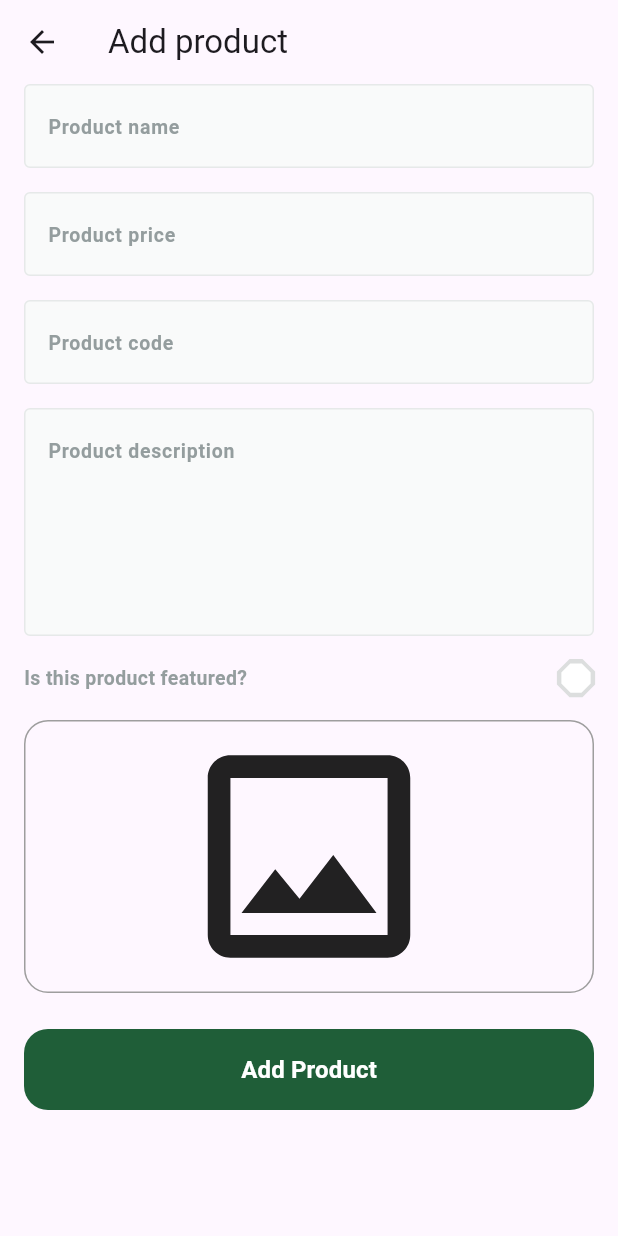
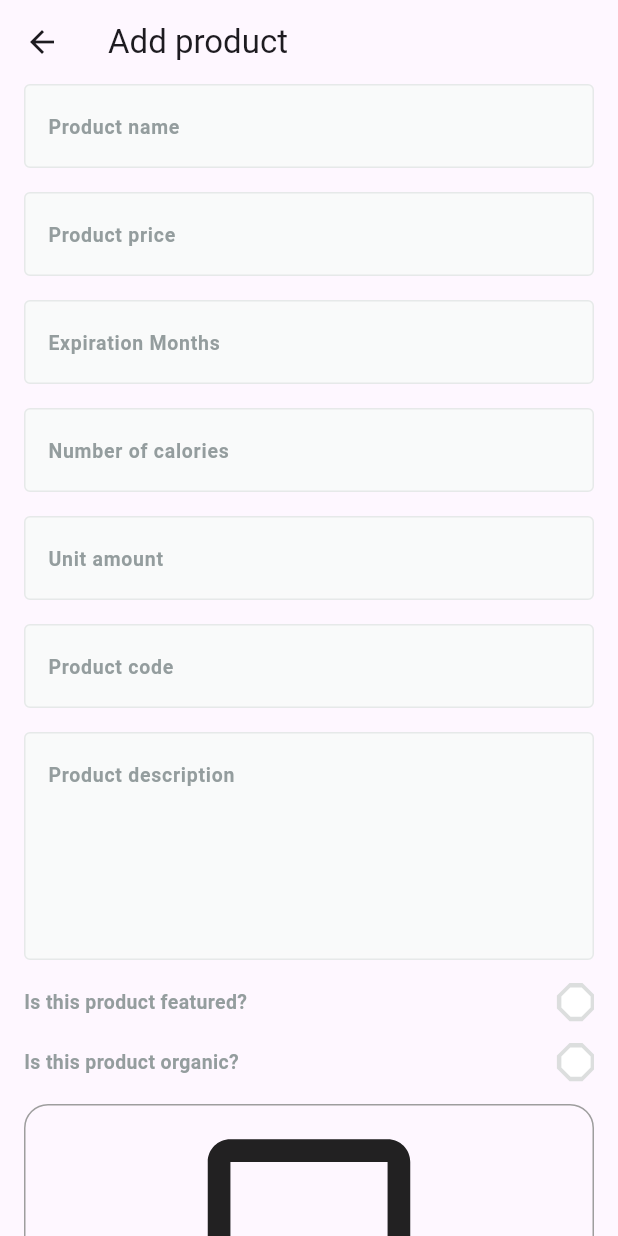
Before and after one commit to MohamedAliShosha/fruits_hub_dashboard, a Flutter app: the AddProductView screen opened directly, on a phone screen of 412 x 824 dp. Run offline on Flutter 3.47's test engine with Material 3 defaults, Android fonts, the phone set to English and light mode, and no system bars; drawn by our look-alikes of modal_progress_hud_nsn, skeletonizer; our stand-ins replace cloud_firestore, dartz, firebase_core, firebase_storage, flutter_bloc, get_it and 1 more; accounts and stored records are empty.

Commit message:
feat(product): Add expiration, organic, and nutritional fields
This commit expands the product model to include more detailed information.

- Adds `expirationMonths`, `isOrganic`, `numberOfCalories`, and `unitAmount` to the `AddProductInputEntity` and `AddProductInputModel`.
- Initializes `averageRating` and `ratingCount` to 0 for new products.
- Updates the "Add Product" form with new text fields and an "Is Organic" checkbox to capture this new data.

```diff
--- a/lib/features/add_product/domain/entities/add_product_input_entity.dart
+++ b/lib/features/add_product/domain/entities/add_product_input_entity.dart
@@ -6,11 +6,19 @@ class AddProductInputEntity {
   final String desc;
   final num price;
   final File image;
+  final String? imageUrl;
   final bool isFeatured;
-  // This url of the image that will be uploaded to DB not the image itself
-  String? imageUrl;
-
+  final int expirationMonths;
+  final bool isOrganic;
+  final num averageRating = 0;
+  final num ratingCount = 0;
+  final int numberOfCalories;
+  final int unitAmount;
   AddProductInputEntity({
+    required this.expirationMonths,
+    this.isOrganic = false,
+    required this.numberOfCalories,
+    required this.unitAmount,
     this.imageUrl,
     required this.name,
     required this.code,
--- a/lib/features/add_product/presentation/widgets/add_product_view_body.dart
+++ b/lib/features/add_product/presentation/widgets/add_product_view_body.dart
@@ -8,6 +8,7 @@ import 'package:fruits_hub_dashboard/features/add_product/domain/entities/add_pr
 import 'package:fruits_hub_dashboard/features/add_product/presentation/manager/product_cubit/add_product_cubit.dart';
 import 'package:fruits_hub_dashboard/features/add_product/presentation/widgets/image_field.dart';
 import 'package:fruits_hub_dashboard/features/add_product/presentation/widgets/is_featured_check_box.dart';
+import 'package:fruits_hub_dashboard/features/add_product/presentation/widgets/is_organic_check_box.dart';
 
 class AddProductViewBody extends StatefulWidget {
   const AddProductViewBody({super.key});
@@ -18,9 +19,10 @@ class AddProductViewBody extends StatefulWidget {
 
 class _AddProductViewBodyState extends State<AddProductViewBody> {
   late String name, code, description;
-  late num price;
+  late num price, expirationMonths, numberOfCalories, unitAmount;
   File? image;
   bool isFeatured = false;
+  bool isOrganic = false;
   final GlobalKey<FormState> formKey = GlobalKey();
   AutovalidateMode autovalidateMode = AutovalidateMode.disabled;
 
@@ -56,6 +58,36 @@ class _AddProductViewBodyState extends State<AddProductViewBody> {
               ),
               CustomTextFormField(
                 onSaved: (value) {
+                  expirationMonths = num.parse(value!);
+                },
+                hintText: 'Expiration Months',
+                textInputType: TextInputType.number,
+              ),
+              const SizedBox(
+                height: 16,
+              ),
+              CustomTextFormField(
+                onSaved: (value) {
+                  numberOfCalories = num.parse(value!);
+                },
+                hintText: 'Number of calories',
+                textInputType: TextInputType.number,
+              ),
+              const SizedBox(
+                height: 16,
+              ),
+              CustomTextFormField(
+                onSaved: (value) {
+                  unitAmount = num.parse(value!);
+                },
+                hintText: 'Unit amount',
+                textInputType: TextInputType.number,
+              ),
+              const SizedBox(
+                height: 16,
+              ),
+              CustomTextFormField(
+                onSaved: (value) {
                   code = value!.toLowerCase();
                 },
                 // A unique code for each product
@@ -84,6 +116,14 @@ class _AddProductViewBodyState extends State<AddProductViewBody> {
               const SizedBox(
                 height: 16,
               ),
+              IsOrganicCheckBox(
+                onChanged: (value) {
+                  isOrganic = value;
+                },
+              ),
+              const SizedBox(
+                height: 16,
+              ),
               ImageField(
                 onFileChanged: (image) {
                   // I used this to differentiate between the one I created above and the one of the image field widget
@@ -100,6 +140,10 @@ class _AddProductViewBodyState extends State<AddProductViewBody> {
                     if (formKey.currentState!.validate()) {
                       formKey.currentState!.save();
                       AddProductInputEntity input = AddProductInputEntity(
+                        expirationMonths: expirationMonths.toInt(),
+                        isOrganic: isOrganic,
+                        numberOfCalories: numberOfCalories.toInt(),
+                        unitAmount: unitAmount.toInt(),
                         name: name,
                         code: code,
                         desc: description,
--- /dev/null
+++ b/lib/features/add_product/presentation/widgets/is_organic_check_box.dart
@@ -0,0 +1,61 @@
+import 'package:flutter/material.dart';
+import 'package:fruits_hub_dashboard/core/utils/app_text_styles.dart';
+import 'package:fruits_hub_dashboard/core/utils/constants.dart';
+import 'package:fruits_hub_dashboard/features/add_product/presentation/widgets/custom_check_box.dart';
+
+class IsOrganicCheckBox extends StatefulWidget {
+  const IsOrganicCheckBox({super.key, required this.onChanged});
+
+  /*
+    - This is a normal callBack but it differs from other callBacks as it accepts an "argument"
+    - Here I define the form of function that should be built at sign_up_view body widget
+  */
+  final ValueChanged<bool> onChanged;
+
+  @override
+  State<IsOrganicCheckBox> createState() => _IsOrganicCheckBoxState();
+}
+
+class _IsOrganicCheckBoxState extends State<IsOrganicCheckBox> {
+  bool isOrganic = false;
+
+  @override
+  Widget build(BuildContext context) {
+    return Row(
+      children: [
+        SizedBox(
+          width:
+              MediaQuery.sizeOf(context).width - (kHorizontalPadding * 2) - 48,
+          child: Text.rich(
+            TextSpan(
+              children: [
+                TextSpan(
+                  text: 'Is this product organic?',
+                  style: TextStyles.semiBold13.copyWith(
+                    color: const Color(0xFF949D9E),
+                  ),
+                ),
+              ],
+            ),
+          ),
+        ),
+        const Expanded(
+          child: SizedBox(
+            width: 16,
+          ),
+        ),
+        CustomCheckBox(
+          onChanged: (value) {
+            setState(() {
+              isOrganic = value;
+              // Sending the changed value to the onChanged callBack
+              widget.onChanged(value);
+            });
+          },
+          isChecked:
+              isOrganic, // 👈 this is initially false, So when the app first builds: isChecked inside CustomCheckBox = false
+        ),
+      ],
+    );
+  }
+}
```
Also changed, not shown: lib/features/add_product/models/add_product_input_model.dart (+18 -0 lines).
